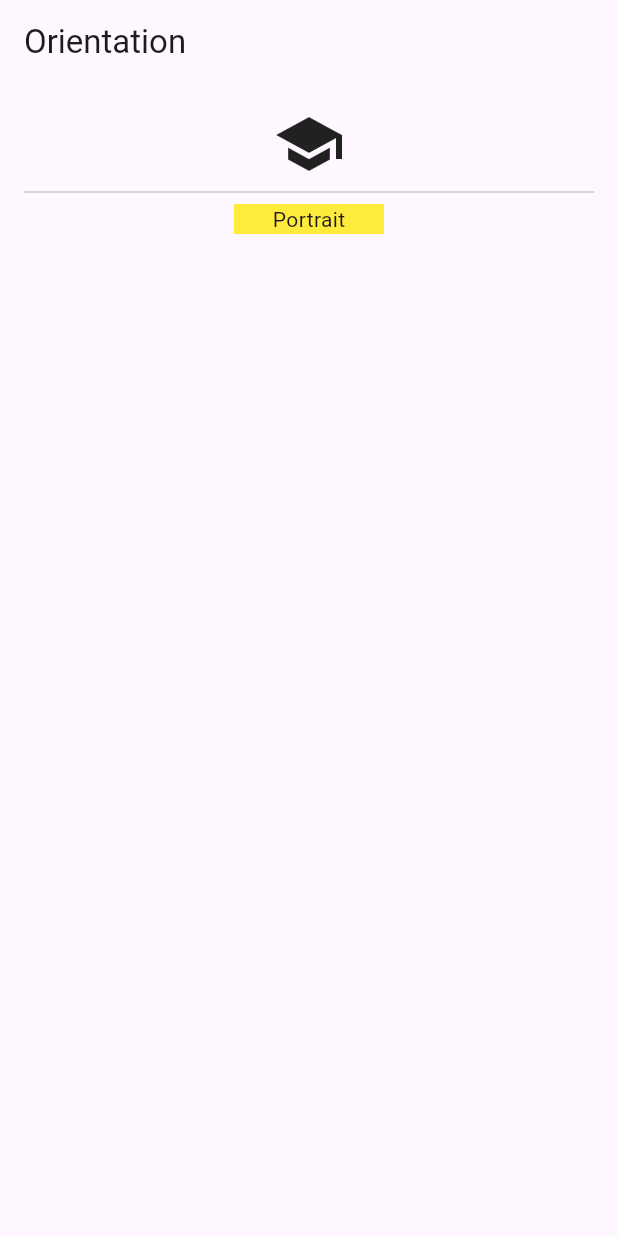
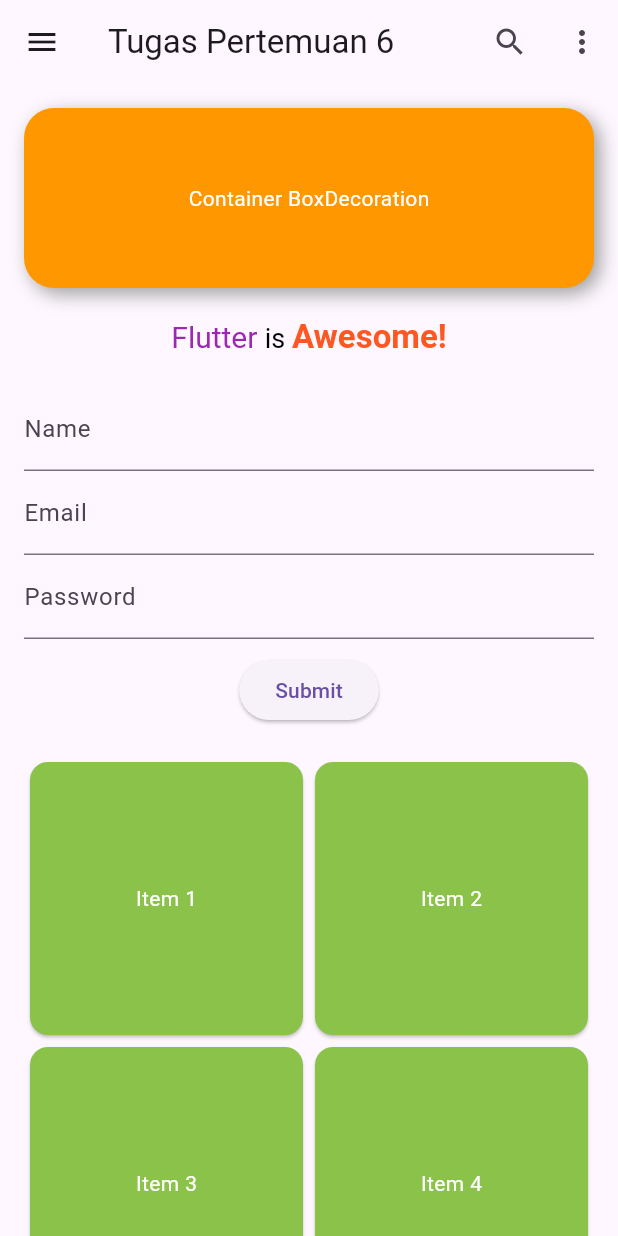
Before and after one commit to rhmn-rkjt/l200230130_widgets, a Flutter app: the screen it shows after launch, on a phone screen of 412 x 824 dp. Run offline on Flutter 3.47's test engine with Material 3 defaults, Android fonts, the light colour scheme and no system bars.

Commit message:
Tugas Pertemuan 6

```diff
--- a/lib/main.dart
+++ b/lib/main.dart
@@ -2,7 +2,8 @@
 // import 'pages/home.dart';
 // import 'pages/images.dart';
 // import 'pages/form.dart';
-import 'pages/orientation.dart';
+// import 'pages/orientation.dart';
+import 'pages/tugas.dart';
 
 void main() {
   runApp(const MyApp());
--- /dev/null
+++ b/lib/pages/tugas.dart
@@ -0,0 +1,200 @@
+import 'package:flutter/material.dart';
+
+class Home extends StatefulWidget {
+  const Home({super.key});
+
+  @override
+  State<Home> createState() => _HomeState();
+}
+
+// Pop Up Menu Item
+class MenuItem {
+  final String title;
+  final IconData icon;
+
+  MenuItem(this.title, this.icon);
+}
+
+final List<MenuItem> menuItems = [
+  MenuItem('Home', Icons.home),
+  MenuItem('Profile', Icons.person),
+  MenuItem('Settings', Icons.settings),
+  MenuItem('Logout', Icons.logout),
+];
+
+class _HomeState extends State<Home> {
+  final _formKey = GlobalKey<FormState>();
+
+  String? name;
+  String? email;
+  String? password;
+
+  @override
+  Widget build(BuildContext context) {
+    Orientation o = MediaQuery.of(context).orientation;
+
+    return Scaffold(
+      appBar: AppBar(
+        leading: IconButton(
+          icon: const Icon(Icons.menu),
+          onPressed: () {},
+        ),
+        title: const Text('Tugas Pertemuan 6'),
+        actions: [
+          IconButton(icon: const Icon(Icons.search), onPressed: () {}),
+          PopupMenuButton<MenuItem>(
+            onSelected: (item) {
+              debugPrint(item.title);
+            },
+            itemBuilder: (context) {
+              return menuItems.map((item) {
+                return PopupMenuItem<MenuItem>(
+                  value: item,
+                  child: Row(
+                    children: [
+                      Icon(item.icon),
+                      const SizedBox(width: 10),
+                      Text(item.title),
+                    ],
+                  ),
+                );
+              }).toList();
+            },
+          ),
+        ],
+      ),
+
+      body: SingleChildScrollView(
+        padding: const EdgeInsets.all(16),
+        child: Column(
+          children: [
+
+            Container(
+              height: 120,
+              width: double.infinity,
+              decoration: BoxDecoration(
+                color: Colors.orange,
+                borderRadius: BorderRadius.circular(20),
+                boxShadow: const [
+                  BoxShadow(
+                    color: Colors.grey,
+                    blurRadius: 10,
+                    offset: Offset(4, 4),
+                  )
+                ],
+              ),
+              child: const Center(
+                child: Text(
+                  'Container BoxDecoration',
+                  style: TextStyle(color: Colors.white),
+                ),
+              ),
+            ),
+
+            const SizedBox(height: 20),
+
+            RichText(
+              text: const TextSpan(
+                children: [
+                  TextSpan(
+                    text: 'Flutter ',
+                    style: TextStyle(
+                      color: Colors.purple,
+                      fontSize: 20,
+                    ),
+                  ),
+                  TextSpan(
+                    text: 'is ',
+                    style: TextStyle(
+                      color: Colors.black,
+                      fontSize: 18,
+                    ),
+                  ),
+                  TextSpan(
+                    text: 'Awesome!',
+                    style: TextStyle(
+                      color: Colors.deepOrange,
+                      fontSize: 22,
+                      fontWeight: FontWeight.bold,
+                    ),
+                  ),
+                ],
+              ),
+            ),
+
+            const SizedBox(height: 20),
+
+            // Form
+            Form(
+              key: _formKey,
+              child: Column(
+                children: [
+
+                  // Name
+                  TextFormField(
+                    decoration: const InputDecoration(labelText: 'Name'),
+                    validator: (v) =>
+                        v == null || v.isEmpty ? 'Name wajib diisi' : null,
+                    onSaved: (v) => name = v,
+                  ),
+
+                  // Email
+                  TextFormField(
+                    decoration: const InputDecoration(labelText: 'Email'),
+                    validator: (v) =>
+                        v != null && v.contains('@')
+                            ? null
+                            : 'Email tidak valid',
+                    onSaved: (v) => email = v,
+                  ),
+
+                  // Password
+                  TextFormField(
+                    obscureText: true,
+                    decoration: const InputDecoration(labelText: 'Password'),
+                    validator: (v) =>
+                        v != null && v.length >= 6
+                            ? null
+                            : 'Minimal 6 karakter',
+                    onSaved: (v) => password = v,
+                  ),
+
+                  const SizedBox(height: 10),
+
+                  ElevatedButton(
+                    onPressed: () {
+                      if (_formKey.currentState!.validate()) {
+                        _formKey.currentState!.save();
+                        debugPrint('$name | $email | $password');
+                      }
+                    },
+                    child: const Text('Submit'),
+                  ),
+                ],
+              ),
+            ),
+
+            const SizedBox(height: 20),
+
+            GridView.count(
+              crossAxisCount: o == Orientation.portrait ? 2 : 4,
+              shrinkWrap: true,
+              physics: const NeverScrollableScrollPhysics(),
+              children: List.generate(8, (index) {
+                return Card(
+                  color: Colors.lightGreen,
+                  child: Center(
+                    child: Text(
+                      'Item ${index + 1}',
+                      style: const TextStyle(color: Colors.white),
+                    ),
+                  ),
+                );
+              }),
+            ),
+          ],
+        ),
+      ),
+    );
+  }
+}
```
